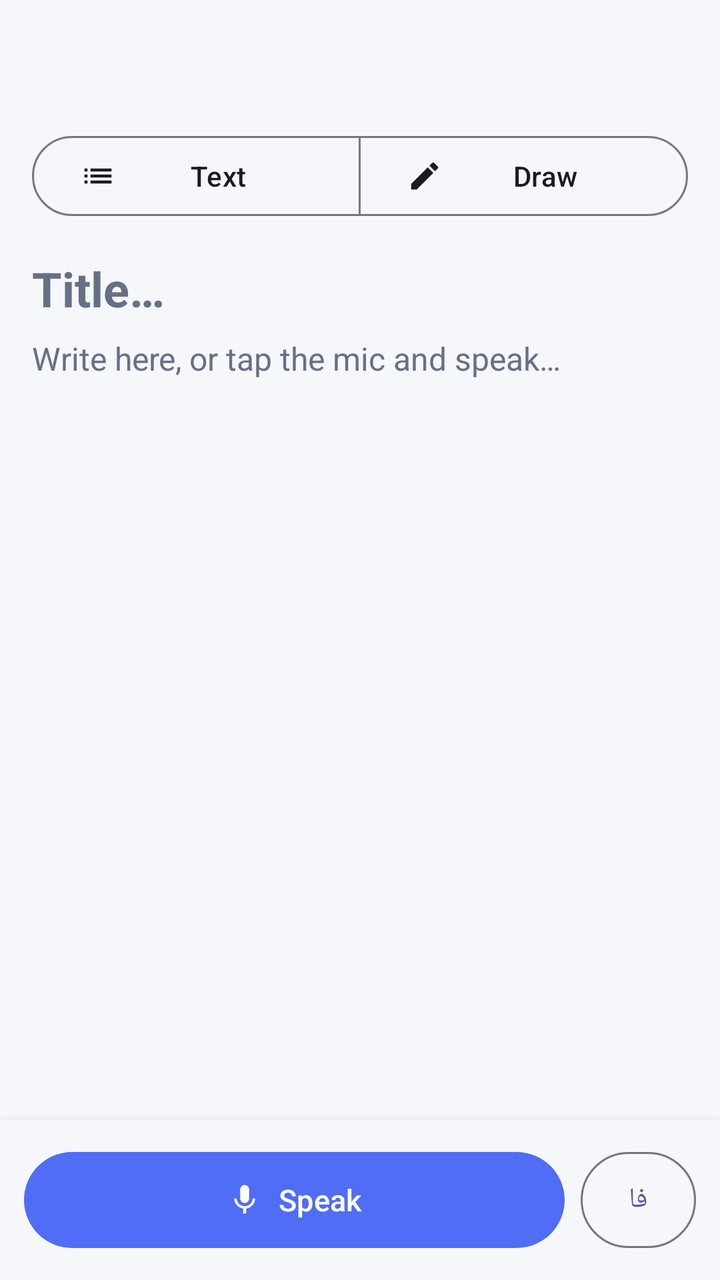
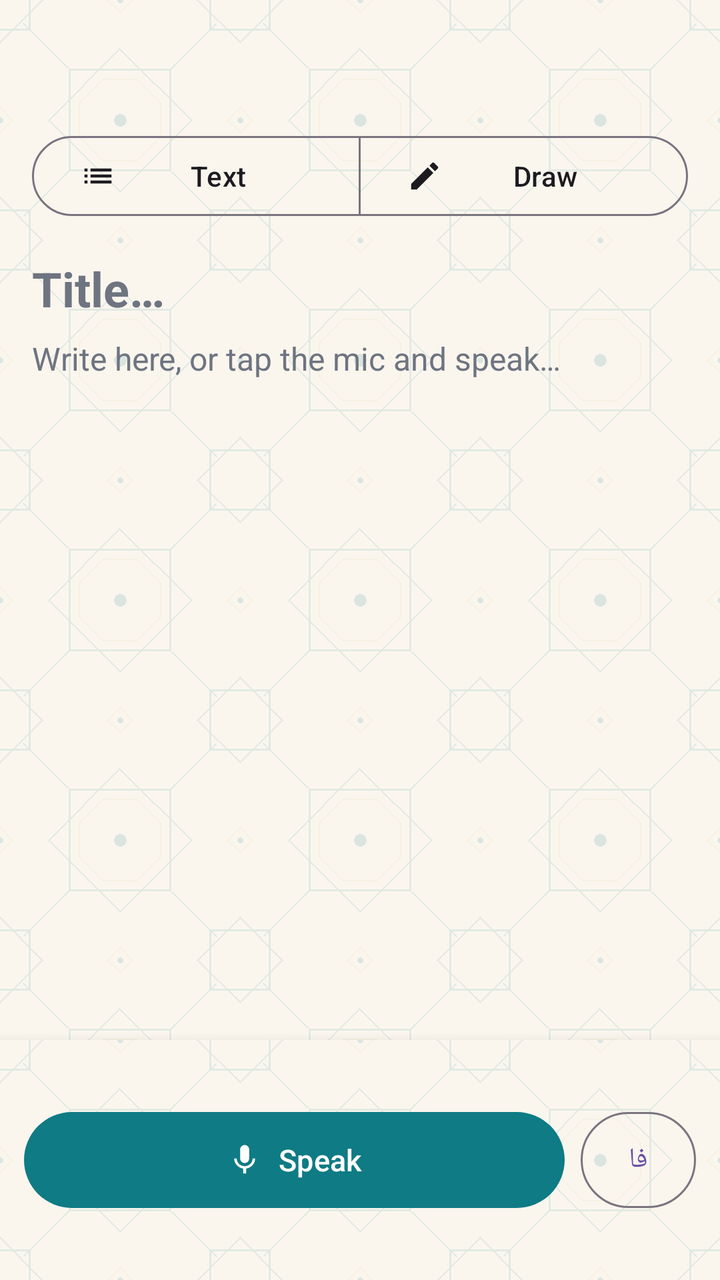

Two renders of the same Android screen: before a commit and after it. Below are the layout's source before the change and the commit's diff.
<!-- AndroidManifest.xml: application theme Theme.Sedayar -->
<!-- res/layout/activity_note_editor.xml -->
<?xml version="1.0" encoding="utf-8"?>
<androidx.coordinatorlayout.widget.CoordinatorLayout xmlns:android="http://schemas.android.com/apk/res/android"
    xmlns:app="http://schemas.android.com/apk/res-auto"
    android:id="@+id/coordinator"
    android:layout_width="match_parent"
    android:layout_height="match_parent"
    android:background="@color/paper">

    <LinearLayout
        android:layout_width="match_parent"
        android:layout_height="match_parent"
        android:orientation="vertical">

        <com.google.android.material.appbar.MaterialToolbar
            android:id="@+id/toolbar"
            android:layout_width="match_parent"
            android:layout_height="?attr/actionBarSize"
            android:background="@color/paper"
            app:titleTextColor="@color/text_primary" />

        <com.google.android.material.button.MaterialButtonToggleGroup
            android:id="@+id/toggle_mode"
            android:layout_width="match_parent"
            android:layout_height="wrap_content"
            android:layout_marginStart="16dp"
            android:layout_marginEnd="16dp"
            app:selectionRequired="true"
            app:singleSelection="true">

            <com.google.android.material.button.MaterialButton
                android:id="@+id/btn_mode_text"
                style="?attr/materialButtonOutlinedStyle"
                android:layout_width="0dp"
                android:layout_height="wrap_content"
                android:layout_weight="1"
                android:text="@string/mode_text"
                app:icon="@drawable/ic_notes" />

            <com.google.android.material.button.MaterialButton
                android:id="@+id/btn_mode_draw"
                style="?attr/materialButtonOutlinedStyle"
                android:layout_width="0dp"
                android:layout_height="wrap_content"
                android:layout_weight="1"
                android:text="@string/mode_draw"
                app:icon="@drawable/ic_brush" />
        </com.google.android.material.button.MaterialButtonToggleGroup>

        <androidx.core.widget.NestedScrollView
            android:layout_width="match_parent"
            android:layout_height="0dp"
            android:layout_weight="1"
            android:clipToPadding="false"
            android:paddingBottom="12dp">

            <LinearLayout
                android:layout_width="match_parent"
                android:layout_height="wrap_content"
                android:orientation="vertical"
                android:padding="16dp">

                <EditText
                    android:id="@+id/et_title"
                    android:layout_width="match_parent"
                    android:layout_height="wrap_content"
                    android:background="@null"
                    android:hint="@string/hint_title"
                    android:importantForAutofill="no"
                    android:inputType="textCapSentences|textMultiLine"
                    android:textColor="@color/text_primary"
                    android:textColorHint="@color/text_secondary"
                    android:textSize="24sp"
                    android:textStyle="bold" />

                <LinearLayout
                    android:id="@+id/text_area"
                    android:layout_width="match_parent"
                    android:layout_height="wrap_content"
                    android:layout_marginTop="8dp"
                    android:orientation="vertical">

                    <EditText
                        android:id="@+id/et_content"
                        android:layout_width="match_parent"
                        android:layout_height="wrap_content"
                        android:background="@null"
                        android:gravity="top|start"
                        android:hint="@string/hint_content"
                        android:importantForAutofill="no"
                        android:inputType="textCapSentences|textMultiLine"
                        android:lineSpacingExtra="4dp"
                        android:minLines="8"
                        android:textColor="@color/text_primary"
                        android:textColorHint="@color/text_secondary"
                        android:textSize="16sp" />
                </LinearLayout>

                <LinearLayout
                    android:id="@+id/drawing_area"
                    android:layout_width="match_parent"
                    android:layout_height="wrap_content"
                    android:layout_marginTop="8dp"
                    android:orientation="vertical"
                    android:visibility="gone">

                    <com.google.android.material.card.MaterialCardView
                        android:layout_width="match_parent"
                        android:layout_height="wrap_content"
                        app:cardBackgroundColor="@color/surface"
                        app:cardCornerRadius="20dp"
                        app:cardElevation="0dp"
                        app:strokeColor="@color/stroke"
                        app:strokeWidth="1dp">

                        <com.sedayar.app.view.DrawingView
                            android:id="@+id/drawing_view"
                            android:layout_width="match_parent"
                            android:layout_height="400dp"
                            android:background="@color/surface" />
                    </com.google.android.material.card.MaterialCardView>

                    <LinearLayout
                        android:layout_width="match_parent"
                        android:layout_height="wrap_content"
                        android:layout_marginTop="10dp"
                        android:gravity="center_vertical"
                        android:orientation="horizontal">

                        <View
                            android:id="@+id/pen0"
                            android:layout_width="28dp"
                            android:layout_height="28dp"
                            android:layout_margin="4dp"
                            android:contentDescription="@string/cd_pen_color" />

                        <View
                            android:id="@+id/pen1"
                            android:layout_width="28dp"
                            android:layout_height="28dp"
                            android:layout_margin="4dp"
                            android:contentDescription="@string/cd_pen_color" />

                        <View
                            android:id="@+id/pen2"
                            android:layout_width="28dp"
                            android:layout_height="28dp"
                            android:layout_margin="4dp"
                            android:contentDescription="@string/cd_pen_color" />

                        <View
                            android:id="@+id/pen3"
                            android:layout_width="28dp"
                            android:layout_height="28dp"
                            android:layout_margin="4dp"
                            android:contentDescription="@string/cd_pen_color" />

                        <View
                            android:id="@+id/pen4"
                            android:layout_width="28dp"
                            android:layout_height="28dp"
                            android:layout_margin="4dp"
                            android:contentDescription="@string/cd_pen_color" />

                        <Space
                            android:layout_width="0dp"
                            android:layout_height="1dp"
                            android:layout_weight="1" />

                        <View
                            android:id="@+id/width1"
                            android:layout_width="14dp"
                            android:layout_height="14dp"
                            android:layout_margin="4dp"
                            android:contentDescription="@string/cd_pen_width" />

                        <View
                            android:id="@+id/width2"
                            android:layout_width="20dp"
                            android:layout_height="20dp"
                            android:layout_margin="4dp"
                            android:contentDescription="@string/cd_pen_width" />

                        <View
                            android:id="@+id/width3"
                            android:layout_width="26dp"
                            android:layout_height="26dp"
                            android:layout_margin="4dp"
                            android:contentDescription="@string/cd_pen_width" />

                        <Space
                            android:layout_width="0dp"
                            android:layout_height="1dp"
                            android:layout_weight="1" />

                        <com.google.android.material.button.MaterialButton
                            android:id="@+id/btn_erase"
                            style="?attr/materialIconButtonStyle"
                            android:layout_width="wrap_content"
                            android:layout_height="wrap_content"
                            android:contentDescription="@string/eraser"
                            app:icon="@drawable/ic_eraser"
                            app:iconTint="@color/text_secondary" />

                        <com.google.android.material.button.MaterialButton
                            android:id="@+id/btn_undo"
                            style="?attr/materialIconButtonStyle"
                            android:layout_width="wrap_content"
                            android:layout_height="wrap_content"
                            android:contentDescription="@string/undo"
                            app:icon="@drawable/ic_undo"
                            app:iconTint="@color/text_secondary" />

                        <com.google.android.material.button.MaterialButton
                            android:id="@+id/btn_redo"
                            style="?attr/materialIconButtonStyle"
                            android:layout_width="wrap_content"
                            android:layout_height="wrap_content"
                            android:contentDescription="@string/redo"
                            app:icon="@drawable/ic_redo"
                            app:iconTint="@color/text_secondary" />

                        <com.google.android.material.button.MaterialButton
                            android:id="@+id/btn_clear"
                            style="?attr/materialIconButtonStyle"
                            android:layout_width="wrap_content"
                            android:layout_height="wrap_content"
                            android:contentDescription="@string/clear_canvas"
                            app:icon="@drawable/ic_reset"
                            app:iconTint="@color/text_secondary" />
                    </LinearLayout>
                </LinearLayout>
            </LinearLayout>
        </androidx.core.widget.NestedScrollView>

        <TextView
            android:id="@+id/tv_live"
            android:layout_width="match_parent"
            android:layout_height="wrap_content"
            android:layout_marginStart="16dp"
            android:layout_marginEnd="16dp"
            android:layout_marginBottom="6dp"
            android:background="@drawable/bg_live_chip"
            android:ellipsize="end"
            android:maxLines="2"
            android:padding="10dp"
            android:textColor="@color/text_primary"
            android:textSize="14sp"
            android:visibility="gone" />

        <LinearLayout
            android:layout_width="match_parent"
            android:layout_height="wrap_content"
            android:background="@color/paper"
            android:elevation="8dp"
            android:gravity="center_vertical"
            android:orientation="horizontal"
            android:padding="12dp">

            <com.google.android.material.button.MaterialButton
                android:id="@+id/btn_mic"
                android:layout_width="0dp"
                android:layout_height="56dp"
                android:layout_weight="1"
                android:text="@string/say_something"
                android:textColor="@color/on_primary"
                android:textSize="15sp"
                app:backgroundTint="@color/primary"
                app:cornerRadius="28dp"
                app:icon="@drawable/ic_mic"
                app:iconGravity="textStart"
                app:iconTint="@color/on_primary" />

            <com.google.android.material.button.MaterialButton
                android:id="@+id/btn_lang"
                style="?attr/materialButtonOutlinedStyle"
                android:layout_width="wrap_content"
                android:layout_height="56dp"
                android:layout_marginStart="8dp"
                android:contentDescription="@string/cd_language"
                android:minWidth="56dp"
                android:text="@string/lang_fa"
                android:textSize="14sp"
                app:cornerRadius="28dp" />
        </LinearLayout>
    </LinearLayout>
</androidx.coordinatorlayout.widget.CoordinatorLayout>
<!-- resources referenced by this layout -->
<resources>
  <color name="on_primary">#FFFFFF</color>
  <color name="paper">#F5F7FB</color>
  <color name="primary">#4F6DF5</color>
  <color name="stroke">#E3E8F0</color>
  <color name="surface">#FFFFFF</color>
  <color name="text_primary">#1A2233</color>
  <color name="text_secondary">#667085</color>
  <!-- drawable bg_live_chip (drawable) -->
  <?xml version="1.0" encoding="utf-8"?>
  <shape xmlns:android="http://schemas.android.com/apk/res/android"
      android:shape="rectangle">
      <solid android:color="#FFE8F1FB" />
      <stroke
          android:width="1dp"
          android:color="#FFB7D0EC" />
      <corners android:radius="999dp" />
  </shape>
  <!-- drawable ic_notes (drawable) -->
  <?xml version="1.0" encoding="utf-8"?>
  <vector xmlns:android="http://schemas.android.com/apk/res/android"
      android:width="24dp"
      android:height="24dp"
      android:viewportWidth="24"
      android:viewportHeight="24">
      <path
          android:fillColor="#FF1F2937"
          android:pathData="M3,13h2v-2H3v2zm0,4h2v-2H3v2zm0,-8h2V7H3v2zm4,4h14v-2H7v2zm0,4h14v-2H7v2zM7,7v2h14V7H7z" />
  </vector>
  <!-- drawable ic_reset (drawable) -->
  <?xml version="1.0" encoding="utf-8"?>
  <vector xmlns:android="http://schemas.android.com/apk/res/android"
      android:width="24dp"
      android:height="24dp"
      android:viewportWidth="24"
      android:viewportHeight="24">
      <path
          android:fillColor="#FF1F2937"
          android:pathData="M12,5V1L7,6l5,5V7c3.31,0 6,2.69 6,6s-2.69,6 -6,6 -6,-2.69 -6,-6H4c0,4.42 3.58,8 8,8s8,-3.58 8,-8 -3.58,-8 -8,-8z" />
  </vector>
  <string name="cd_language">Speech language</string>
  <string name="cd_pen_color">Pen color</string>
  <string name="cd_pen_width">Pen width</string>
  <string name="clear_canvas">Clear canvas</string>
  <string name="eraser">Eraser</string>
  <string name="hint_content">Write here, or tap the mic and speak…</string>
  <string name="hint_title">Title…</string>
  <string name="lang_fa">فا</string>
  <string name="mode_draw">Draw</string>
  <string name="mode_text">Text</string>
  <string name="redo">Redo</string>
  <string name="say_something">Speak</string>
  <string name="undo">Undo</string>
  <style name="Theme.Sedayar" parent="Theme.Material3.Light.NoActionBar">
          <item name="colorPrimary">@color/primary</item>
          <item name="colorOnPrimary">@color/on_primary</item>
          <item name="colorPrimaryContainer">@color/primary_container</item>
          <item name="colorOnPrimaryContainer">@color/on_primary_container</item>
          <item name="android:colorBackground">@color/paper</item>
          <item name="colorSurface">@color/surface</item>
          <item name="colorOnSurface">@color/text_primary</item>
          <item name="colorOnSurfaceVariant">@color/text_secondary</item>
          <item name="colorOutline">@color/stroke</item>
          <item name="android:statusBarColor">@color/paper</item>
          <item name="android:windowLightStatusBar">true</item>
          <item name="fontFamily">@font/vazirmatn</item>
          <item name="android:fontFamily">@font/vazirmatn</item>
      </style>
  <color name="primary_container">#E4E9FF</color>
  <color name="on_primary_container">#1B2C7E</color>
  <!-- unchanged entries left out for length: 5 -->
</resources>

<!-- the commit's change to res/layout/activity_note_editor.xml (unified diff, before → after) -->
@@ -4,7 +4,7 @@
     android:id="@+id/coordinator"
     android:layout_width="match_parent"
     android:layout_height="match_parent"
-    android:background="@color/paper">
+    android:background="@drawable/bg_app">
 
     <LinearLayout
         android:layout_width="match_parent"
@@ -15,7 +15,7 @@
             android:id="@+id/toolbar"
             android:layout_width="match_parent"
             android:layout_height="?attr/actionBarSize"
-            android:background="@color/paper"
+            android:background="@drawable/bg_app"
             app:titleTextColor="@color/text_primary" />
 
         <com.google.android.material.button.MaterialButtonToggleGroup
@@ -250,7 +250,7 @@
         <LinearLayout
             android:layout_width="match_parent"
             android:layout_height="wrap_content"
-            android:background="@color/paper"
+            android:background="@drawable/bg_app"
             android:elevation="8dp"
             android:gravity="center_vertical"
             android:orientation="horizontal"
<!-- resource entries referenced after the edit -->
@@ -1,12 +1,23 @@
 <!-- resources referenced by this layout -->
 <resources>
   <color name="on_primary">#FFFFFF</color>
-  <color name="paper">#F5F7FB</color>
-  <color name="primary">#4F6DF5</color>
-  <color name="stroke">#E3E8F0</color>
+  <color name="paper">#FAF6EE</color>
+  <!-- drawable pattern_faint: png bitmap (drawable-nodpi, 4999 bytes) -->
+  <color name="primary">#0F7B84</color>
+  <color name="stroke">#E8E1D2</color>
   <color name="surface">#FFFFFF</color>
-  <color name="text_primary">#1A2233</color>
-  <color name="text_secondary">#667085</color>
+  <color name="text_primary">#232A33</color>
+  <color name="text_secondary">#6E7480</color>
+  <!-- drawable bg_app (drawable) -->
+  <?xml version="1.0" encoding="utf-8"?>
+  <layer-list xmlns:android="http://schemas.android.com/apk/res/android">
+      <item android:drawable="@color/paper" />
+      <item>
+          <bitmap
+              android:src="@drawable/pattern_faint"
+              android:tileMode="repeat" />
+      </item>
+  </layer-list>
   <!-- drawable bg_live_chip (drawable) -->
   <?xml version="1.0" encoding="utf-8"?>
   <shape xmlns:android="http://schemas.android.com/apk/res/android"
@@ -62,13 +73,16 @@
           <item name="colorOnSurface">@color/text_primary</item>
           <item name="colorOnSurfaceVariant">@color/text_secondary</item>
           <item name="colorOutline">@color/stroke</item>
-          <item name="android:statusBarColor">@color/paper</item>
-          <item name="android:windowLightStatusBar">true</item>
+          <item name="colorSecondary">@color/gold</item>
+          <item name="android:statusBarColor">@color/lapis</item>
+          <item name="android:windowLightStatusBar">false</item>
           <item name="fontFamily">@font/vazirmatn</item>
           <item name="android:fontFamily">@font/vazirmatn</item>
       </style>
-  <color name="primary_container">#E4E9FF</color>
-  <color name="on_primary_container">#1B2C7E</color>
+  <color name="primary_container">#D8F0F0</color>
+  <color name="on_primary_container">#084C52</color>
+  <color name="gold">#C9A227</color>
+  <color name="lapis">#0F2142</color>
   <!-- unchanged entries left out for length: 5 -->
 </resources>
 
